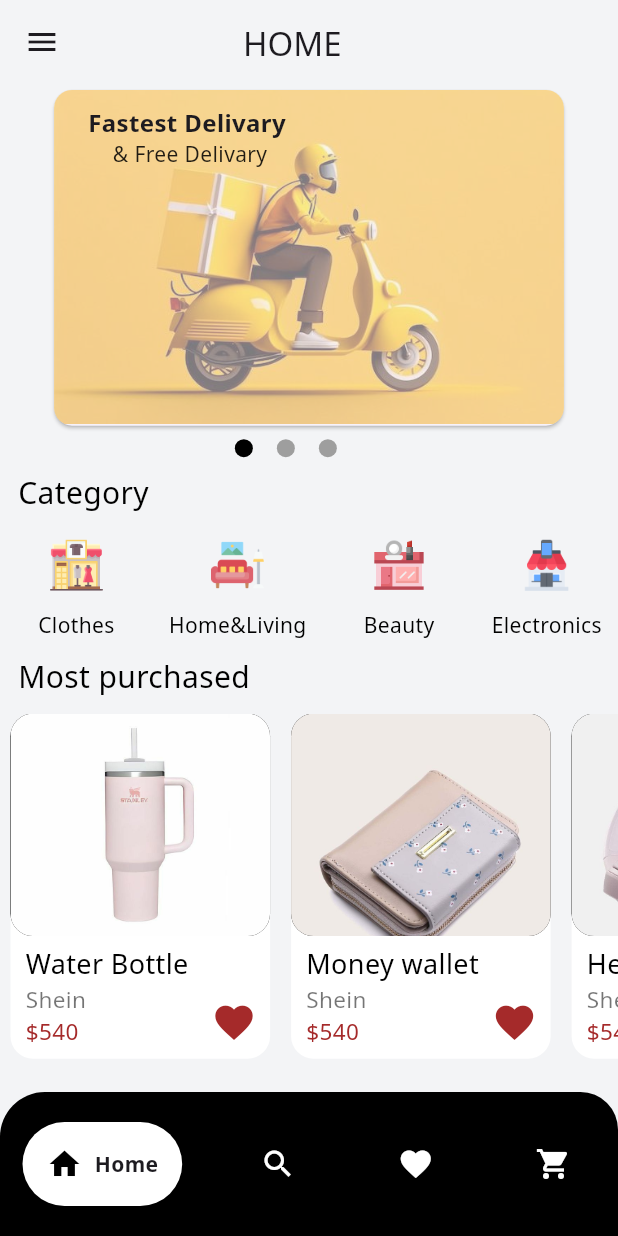
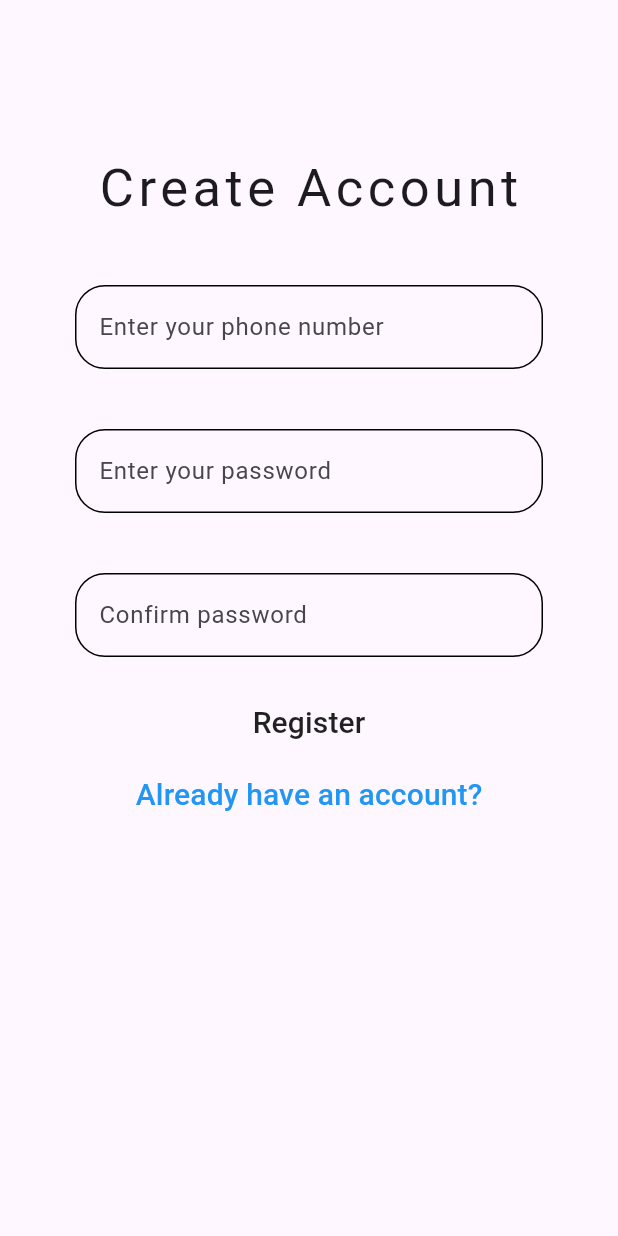
Before and after one commit to zainRhmon10/Restaurant-project, a Flutter app: the screen it shows after launch, on a phone screen of 412 x 824 dp. Run offline on Flutter 3.47's test engine with Material 3 defaults, Android fonts, the light colour scheme and no system bars; drawn by our look-alikes of carousel_slider, google_nav_bar, smooth_page_indicator; our stand-ins replace get, pinput.

Commit message:
signup+login+home

```diff
--- a/lib/Controller/pages_controller.dart
+++ b/lib/Controller/pages_controller.dart
@@ -1,5 +1,7 @@
 import 'package:get/get_state_manager/src/simple/get_controllers.dart';
-import 'package:task_one/View/home_page.dart';
+
+import '../View/home_page.dart';
+
 
 class NavigationController extends GetxController {
   int selectedIndex = 0;
--- a/lib/View/Widegt/main_category.dart
+++ b/lib/View/Widegt/main_category.dart
@@ -1,5 +1,7 @@
 import 'package:flutter/material.dart';
-import 'package:task_one/constans.dart';
+
+import '../../constans.dart';
+
 
 // ignore: must_be_immutable
 class MainCategory extends StatelessWidget {
--- a/lib/View/Widegt/most_purchased.dart
+++ b/lib/View/Widegt/most_purchased.dart
@@ -1,6 +1,8 @@
 import 'package:flutter/material.dart';
-import 'package:task_one/Model/product.dart';
-import 'package:task_one/constans.dart';
+
+import '../../Model/product.dart';
+import '../../constans.dart';
+
 
 // ignore: must_be_immutable
 class MostPurchased extends StatelessWidget {
--- a/lib/View/Widegt/top_home.dart
+++ b/lib/View/Widegt/top_home.dart
@@ -1,5 +1,7 @@
 import 'package:flutter/material.dart';
-import 'package:task_one/constans.dart';
+
+import '../../constans.dart';
+
 
 // ignore: must_be_immutable
 class TopHomePage extends StatelessWidget {
--- a/lib/View/product_page.dart
+++ b/lib/View/product_page.dart
@@ -1,6 +1,6 @@
 import 'package:flutter/material.dart';
-import 'package:task_one/Model/product.dart';
-import 'package:task_one/constans.dart';
+import '../Model/product.dart';
+import '../constans.dart';
 
 // ignore: must_be_immutable
 class ProductPage extends StatefulWidget {
--- a/lib/main.dart
+++ b/lib/main.dart
@@ -1,7 +1,10 @@
 import 'package:flutter/material.dart';
+import 'package:get/get.dart';
 import 'package:get/get_navigation/src/root/get_material_app.dart';
-import 'package:task_one/View/delivary_page.dart';
-import 'package:task_one/constans.dart';
+import 'package:order_delievery/view/pinputcomp.dart';
+import 'package:order_delievery/view/create_account.dart';
+import 'package:order_delievery/view/home.dart';
+import 'package:order_delievery/view/login.dart';
 
 void main() {
   runApp(const MyApp());
@@ -9,13 +12,21 @@ void main() {
 
 class MyApp extends StatelessWidget {
   const MyApp({super.key});
+
+  // This widget is the root of your application.
   @override
   Widget build(BuildContext context) {
     return GetMaterialApp(
-      theme: ThemeData(fontFamily: Constans.fontFamily,
-      scaffoldBackgroundColor: Constans.screen),
-      debugShowCheckedModeBanner: false,
-      home: const DelivaryPage(),
+      title: 'Flutter Demo',
+      theme: ThemeData(
+    ),
+    home: CreateAccount(),
+    getPages:[
+      GetPage(name: '/create_account', page: ()=>CreateAccount()),
+      GetPage(name: '/home', page:()=>Home() ),
+      GetPage(name: '/login', page: ()=>Login()),
+      GetPage(name: '/pinput_comp', page: ()=>PinputComp())
+    ]
+
     );
-  }
-}
+}}
--- /dev/null
+++ b/lib/view/create_account.dart
@@ -0,0 +1,131 @@
+import 'package:flutter/material.dart';
+import 'package:get/get.dart';
+import 'package:get/get_core/src/get_main.dart';
+
+class CreateAccount extends StatefulWidget {
+  @override
+  State<CreateAccount> createState() => _CreateAccountState();
+}
+
+class _CreateAccountState extends State<CreateAccount> {
+  TextEditingController phoneNumber = TextEditingController();
+  TextEditingController password = TextEditingController();
+GlobalKey<FormState> formState=GlobalKey<FormState>();
+  @override
+  Widget build(BuildContext context) {
+    return Scaffold(
+      body: Padding(
+        padding: const EdgeInsets.only(top: 100,left: 50,right: 50,bottom: 50),
+        child: Form(
+          key: formState,
+          child: Column(
+            children: [
+              Text('Create Account',style: TextStyle(fontSize: 35,letterSpacing: 3),),
+              const SizedBox(height: 40),
+              TextFormField(
+                controller:phoneNumber,
+                validator: (value){
+
+                  if(value!.length<10)
+                    return 'phone-number should be at least 10 digits';
+                  return null;
+                },
+                keyboardType: TextInputType.phone,
+                decoration: const InputDecoration(
+                  labelText: "Enter your phone number",
+                  enabledBorder: OutlineInputBorder(
+                    borderRadius: BorderRadius.all(Radius.circular(20.0)),
+                    borderSide: BorderSide(color: Colors.black),
+                  ),
+                  errorBorder: OutlineInputBorder(
+                    borderRadius: BorderRadius.all(Radius.circular(20.0)),
+                    borderSide: BorderSide(color: Colors.red),
+                  ),
+                  focusedBorder: OutlineInputBorder(
+                    borderRadius: BorderRadius.all(Radius.circular(20.0)),
+                    borderSide: BorderSide(color: Colors.black, width: 1.0),
+                  ),
+                ),
+              ),
+              const SizedBox(height: 40),
+              TextFormField(
+                controller:password,
+                validator: (value){
+
+                  if(value!.length<8)
+                    return 'password should be at least 8 characters';
+                  return null;
+                },
+
+                keyboardType: TextInputType.phone,
+                decoration: const InputDecoration(
+                  labelText: "Enter your password",
+                  enabledBorder: OutlineInputBorder(
+                    borderRadius: BorderRadius.all(Radius.circular(20.0)),
+                    borderSide: BorderSide(color: Colors.black),
+                  ),
+                  errorBorder: OutlineInputBorder(
+                    borderRadius: BorderRadius.all(Radius.circular(20.0)),
+                    borderSide: BorderSide(color: Colors.red),
+                  ),
+                  focusedBorder: OutlineInputBorder(
+                    borderRadius: BorderRadius.all(Radius.circular(20.0)),
+                    borderSide: BorderSide(color: Colors.black, width: 1.0),
+                  ),
+                ),
+              ),
+              const SizedBox(height: 40),
+              TextFormField(
+                validator: (value3){
+                  if(value3!=password.text)
+                    return "password not match";
+                  return null;
+                },
+
+                keyboardType: TextInputType.phone,
+                decoration: const InputDecoration(
+                  labelText: "Confirm password",
+                  enabledBorder: OutlineInputBorder(
+                    borderRadius: BorderRadius.all(Radius.circular(20.0)),
+                    borderSide: BorderSide(color: Colors.black),
+                  ),
+                  errorBorder: OutlineInputBorder(
+                    borderRadius: BorderRadius.all(Radius.circular(20.0)),
+                    borderSide: BorderSide(color: Colors.red),
+                  ),
+                  focusedBorder: OutlineInputBorder(
+                    borderRadius: BorderRadius.all(Radius.circular(20.0)),
+                    borderSide: BorderSide(color: Colors.black, width: 1.0),
+                  ),
+                ),
+              ),
+              const SizedBox(height: 20),
+              MaterialButton(
+                  onPressed: (){
+                    if(formState.currentState!.validate()){
+                      print("valid");
+                      print(password);
+
+                      Get.toNamed('/pinput_comp');
+                      //if given code==my code
+                    //  Get.toNamed('/home');
+                    }
+  }
+                  ,child: Text('Register',style: TextStyle(fontSize: 20),),
+                  ),
+              Container(
+
+                  child: MaterialButton(onPressed: (){
+                    Get.toNamed('/login');
+                  },child: Text("Already have an account?",style: TextStyle(fontSize: 20,color: Colors.blue,
+                  ),))
+              )
+            ],
+          ),
+        ),
+      ),
+    );
+  }
+}
+
+void main() => runApp(MaterialApp(home: CreateAccount()));
```
Also changed, not shown: lib/View/delivary_page.dart (+4 -3 lines), lib/View/home_page.dart (+8 -6 lines), lib/view/home.dart (added, +19 -0 lines), lib/view/login.dart (added, +106 -0 lines), lib/view/pinputcomp.dart (added, +164 -0 lines), pubspec.yaml (+24 -30 lines), pubspec.lock, 24 other files.
